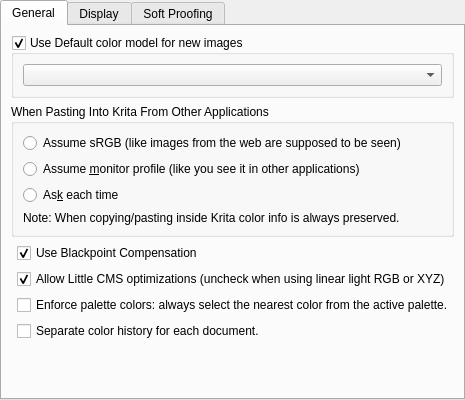
Above: libs/ui/forms/wdgcolorsettings.ui from KDE/krita before the change. Below: the same form after it.
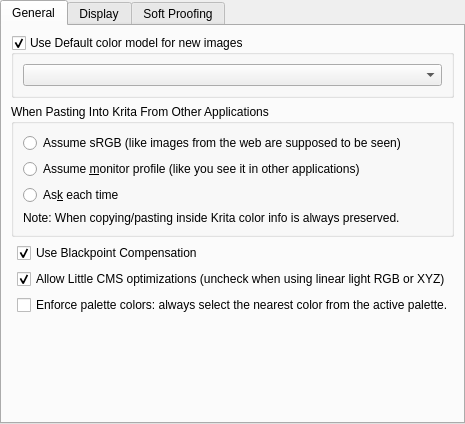
That is the form after the change. Custom widgets are drawn as their Qt base class.

Commit message:
Move option for per-document color history into a proper location
Now the checkbox is in:

Preferences->Color Selector->Color History->
   Separate color history for each document

Patch:
```diff
--- a/libs/ui/forms/wdgcolorsettings.ui
+++ b/libs/ui/forms/wdgcolorsettings.ui
@@ -6,6 +6,14 @@
   </author>
  <class>WdgColorSettings</class>
  <widget class="QWidget" name="WdgColorSettings">
+  <property name="geometry">
+   <rect>
+    <x>0</x>
+    <y>0</y>
+    <width>460</width>
+    <height>424</height>
+   </rect>
+  </property>
   <property name="windowTitle">
    <string>Color Settings</string>
   </property>
@@ -127,14 +135,7 @@
          </property>
         </widget>
        </item>
-       <item row="5" column="1">
-        <widget class="QCheckBox" name="chkColorHistoryPerDocument">
-         <property name="text">
-          <string>Separate color history for each document.</string>
-         </property>
-        </widget>
-       </item>
-       <item row="6" column="0" colspan="2">
+       <item row="5" column="0" colspan="2">
         <spacer name="verticalSpacer_3">
          <property name="orientation">
           <enum>Qt::Vertical</enum>
@@ -356,17 +357,7 @@
   <customwidget>
    <class>KisColorButton</class>
    <extends>QPushButton</extends>
-   <header>kis_color_button.h</header>
-  </customwidget>
-  <customwidget>
-   <class>KComboBox</class>
-   <extends>QComboBox</extends>
-   <header>kcombobox.h</header>
-  </customwidget>
-  <customwidget>
-   <class>KisCmbIDList</class>
-   <extends>QComboBox</extends>
-   <header>widgets/kis_cmb_idlist.h</header>
+   <header location="global">kis_color_button.h</header>
   </customwidget>
   <customwidget>
    <class>KisColorSpaceSelector</class>
@@ -374,6 +365,16 @@
    <header>widgets/kis_color_space_selector.h</header>
    <container>1</container>
   </customwidget>
+  <customwidget>
+   <class>KComboBox</class>
+   <extends>QComboBox</extends>
+   <header>kcombobox.h</header>
+  </customwidget>
+  <customwidget>
+   <class>KisCmbIDList</class>
+   <extends>QComboBox</extends>
+   <header>widgets/kis_cmb_idlist.h</header>
+  </customwidget>
  </customwidgets>
  <resources/>
  <connections/>
```
The commit also changes 8 other files.
